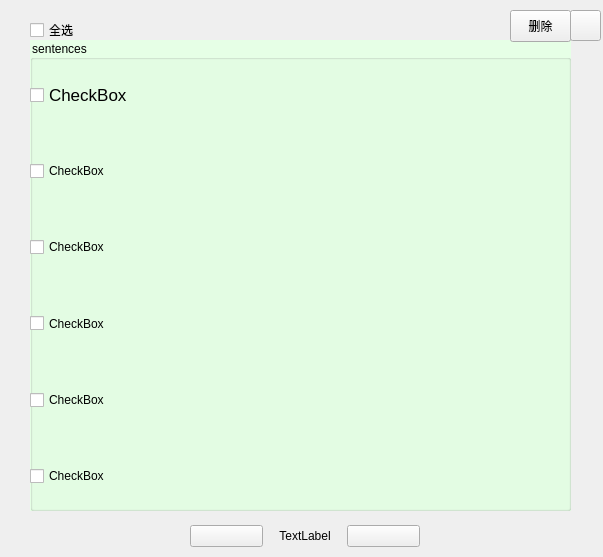
theArcticOcean/enVocabulary, file collectwords.ui: the form before one commit.
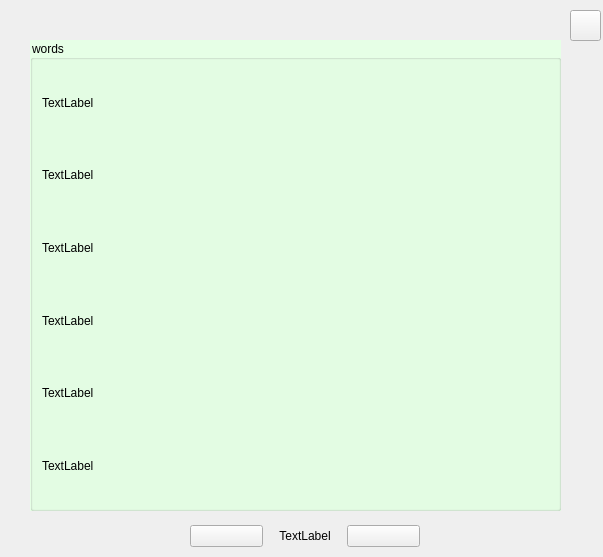
The form after the commit.

Patch:
```diff
--- a/collectwords.ui
+++ b/collectwords.ui
@@ -31,7 +31,7 @@
     <rect>
      <x>30</x>
      <y>40</y>
-     <width>541</width>
+     <width>531</width>
      <height>471</height>
     </rect>
    </property>
@@ -39,147 +39,83 @@
     <string notr="true">QGroupBox {
 background-color: rgb(230, 255, 230)
 }
-QCheckBox:hover{
-background-color: rgb(220, 255, 222)
-}
-QCheckBox:checked {
-border: none;
-border-style: none;
+QLabel:hover{
 background: qlineargradient(x1: 0, y1: 0, x2: 0, y2: 1,
 stop: 0 #FAFBFE, stop: 1 #DCDEF1);/*这是一个渐变颜色*/
 color: rgb(138,43,226);
 }</string>
    </property>
    <property name="title">
-    <string>sentences</string>
-   </property>
-   <widget class="QWidget" name="layoutWidget">
-    <property name="geometry">
-     <rect>
-      <x>0</x>
-      <y>20</y>
-      <width>541</width>
-      <height>451</height>
-     </rect>
+    <string>words</string>
     </property>
     <layout class="QVBoxLayout" name="verticalLayout">
      <item>
-      <widget class="QCheckBox" name="checkBox">
-       <property name="sizePolicy">
-        <sizepolicy hsizetype="Minimum" vsizetype="Preferred">
-         <horstretch>0</horstretch>
-         <verstretch>0</verstretch>
-        </sizepolicy>
-       </property>
-       <property name="font">
-        <font>
-         <pointsize>13</pointsize>
-        </font>
-       </property>
-       <property name="styleSheet">
-        <string notr="true"/>
-       </property>
+     <layout class="QHBoxLayout" name="horizontalLayout_1" stretch="25">
+      <item>
+       <widget class="QLabel" name="label1">
        <property name="text">
-        <string>CheckBox</string>
+         <string>TextLabel</string>
        </property>
       </widget>
      </item>
+     </layout>
+    </item>
      <item>
-      <widget class="QCheckBox" name="checkBox_2">
-       <property name="sizePolicy">
-        <sizepolicy hsizetype="Minimum" vsizetype="Preferred">
-         <horstretch>0</horstretch>
-         <verstretch>0</verstretch>
-        </sizepolicy>
-       </property>
-       <property name="styleSheet">
-        <string notr="true"/>
-       </property>
+     <layout class="QHBoxLayout" name="horizontalLayout_2" stretch="25">
+      <item>
+       <widget class="QLabel" name="label2">
        <property name="text">
-        <string>CheckBox</string>
+         <string>TextLabel</string>
        </property>
       </widget>
      </item>
+     </layout>
+    </item>
      <item>
-      <widget class="QCheckBox" name="checkBox_3">
-       <property name="sizePolicy">
-        <sizepolicy hsizetype="Minimum" vsizetype="Preferred">
-         <horstretch>0</horstretch>
-         <verstretch>0</verstretch>
-        </sizepolicy>
-       </property>
+     <layout class="QHBoxLayout" name="horizontalLayout_3" stretch="25">
+      <item>
+       <widget class="QLabel" name="label3">
        <property name="text">
-        <string>CheckBox</string>
+         <string>TextLabel</string>
        </property>
       </widget>
      </item>
+     </layout>
+    </item>
      <item>
-      <widget class="QCheckBox" name="checkBox_4">
-       <property name="sizePolicy">
-        <sizepolicy hsizetype="Minimum" vsizetype="Preferred">
-         <horstretch>0</horstretch>
-         <verstretch>0</verstretch>
-        </sizepolicy>
-       </property>
+     <layout class="QHBoxLayout" name="horizontalLayout_4" stretch="25">
+      <item>
+       <widget class="QLabel" name="label4">
        <property name="text">
-        <string>CheckBox</string>
+         <string>TextLabel</string>
        </property>
       </widget>
      </item>
+     </layout>
+    </item>
      <item>
-      <widget class="QCheckBox" name="checkBox_5">
-       <property name="sizePolicy">
-        <sizepolicy hsizetype="Minimum" vsizetype="Preferred">
-         <horstretch>0</horstretch>
-         <verstretch>0</verstretch>
-        </sizepolicy>
-       </property>
+     <layout class="QHBoxLayout" name="horizontalLayout_5" stretch="25">
+      <item>
+       <widget class="QLabel" name="label5">
        <property name="text">
-        <string>CheckBox</string>
+         <string>TextLabel</string>
        </property>
       </widget>
      </item>
+     </layout>
+    </item>
      <item>
-      <widget class="QCheckBox" name="checkBox_6">
-       <property name="sizePolicy">
-        <sizepolicy hsizetype="Minimum" vsizetype="Preferred">
-         <horstretch>0</horstretch>
-         <verstretch>0</verstretch>
-        </sizepolicy>
-       </property>
+     <layout class="QHBoxLayout" name="horizontalLayout_6" stretch="25">
+      <item>
+       <widget class="QLabel" name="label6">
        <property name="text">
-        <string>CheckBox</string>
+         <string>TextLabel</string>
        </property>
       </widget>
      </item>
     </layout>
-   </widget>
-  </widget>
-  <widget class="QCheckBox" name="checkBox_7">
-   <property name="geometry">
-    <rect>
-     <x>30</x>
-     <y>20</y>
-     <width>87</width>
-     <height>20</height>
-    </rect>
-   </property>
-   <property name="text">
-    <string>全选</string>
-   </property>
-  </widget>
-  <widget class="QPushButton" name="deleteButton">
-   <property name="geometry">
-    <rect>
-     <x>510</x>
-     <y>10</y>
-     <width>61</width>
-     <height>32</height>
-    </rect>
-   </property>
-   <property name="text">
-    <string>删除</string>
-   </property>
+    </item>
+   </layout>
   </widget>
   <widget class="QWidget" name="layoutWidget_2">
    <property name="geometry">
```
Lines whose indentation alone changed are shown as unchanged.
